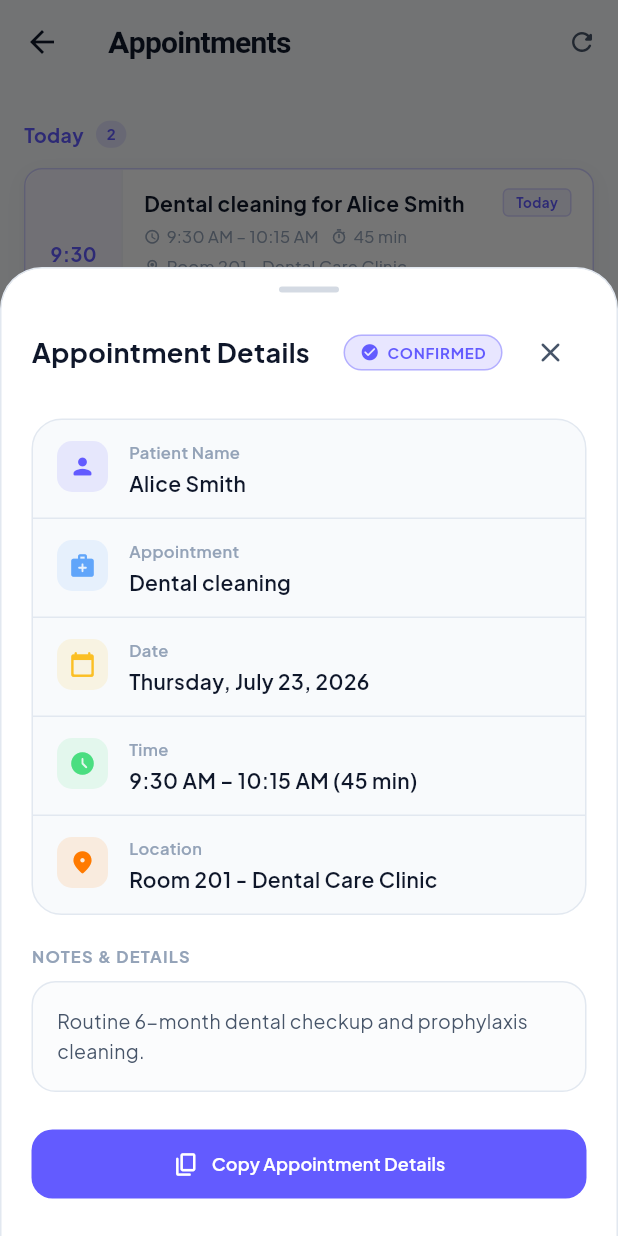
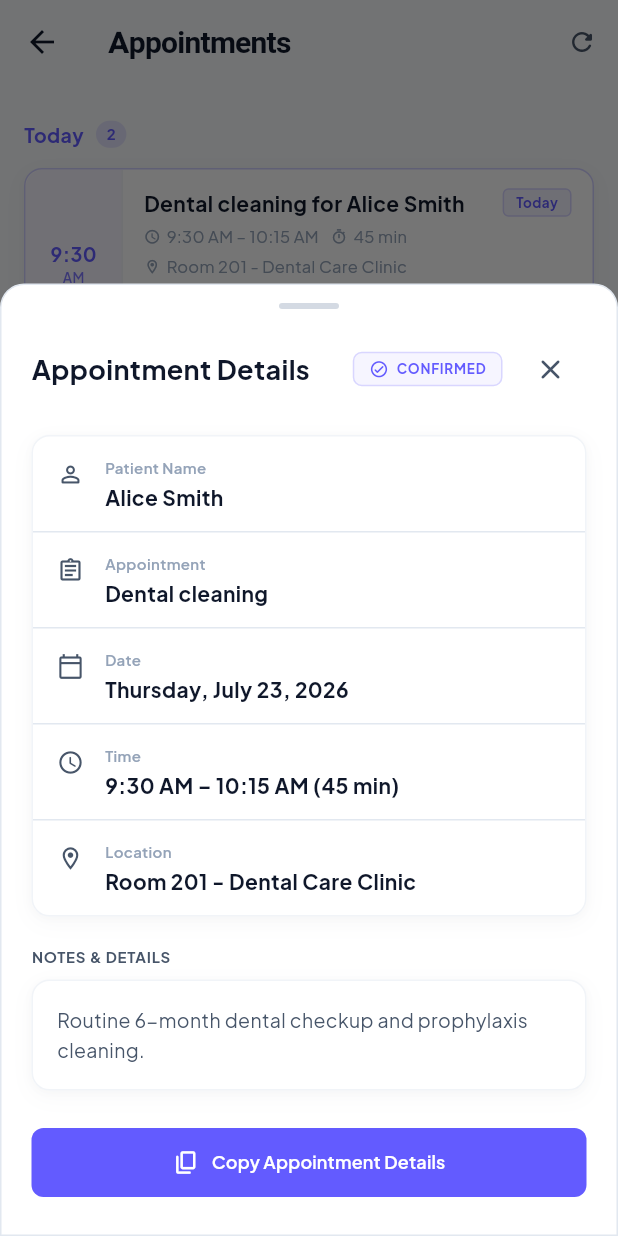
Before and after one commit to Justtoworkout/AVA, a Flutter app: the AppointmentsScreen screen opened directly, after a tap on an icon or button, on a phone screen of 412 x 824 dp. Run offline on Flutter 3.47's test engine with Material 3 defaults, Android fonts, the light colour scheme and no system bars; our stand-ins replace cloud_firestore, firebase_core, google_fonts, just_audio, shimmer; accounts and stored records are empty; network calls fail.

Commit message:
design: Redesign appointment details sheet into Stripe theme, and format recent calls relative timestamps

```diff
--- a/lib/screens/dashboard_screen.dart
+++ b/lib/screens/dashboard_screen.dart
@@ -514,6 +514,18 @@ class _RecentCallRow extends StatelessWidget {
   final CallRecord call;
   const _RecentCallRow({required this.call});
 
+  String _formatDateTime(DateTime dt) {
+    final now = DateTime.now();
+    if (dt.year == now.year && dt.month == now.month && dt.day == now.day) {
+      return DateFormat('h:mm a').format(dt);
+    }
+    final yesterday = now.subtract(const Duration(days: 1));
+    if (dt.year == yesterday.year && dt.month == yesterday.month && dt.day == yesterday.day) {
+      return 'Yesterday · ${DateFormat('h:mm a').format(dt)}';
+    }
+    return DateFormat('MMM d · h:mm a').format(dt);
+  }
+
   @override
   Widget build(BuildContext context) {
     final color = AppTheme.outcomeColor(call.outcome);
@@ -549,7 +561,7 @@ class _RecentCallRow extends StatelessWidget {
             ),
           ),
           Text(
-            DateFormat('h:mm a').format(call.timestamp),
+            _formatDateTime(call.timestamp),
             style: const TextStyle(
               color: AppTheme.textSecondary,
               fontSize: 11,
--- a/lib/widgets/appointment_detail_sheet.dart
+++ b/lib/widgets/appointment_detail_sheet.dart
@@ -52,18 +52,17 @@ class AppointmentDetailSheet extends StatelessWidget {
         ? 'All day event'
         : '${DateFormat('h:mm a').format(appt.start)} – ${DateFormat('h:mm a').format(appt.end)}';
 
+    final isConfirmed = appt.status.toLowerCase() == 'confirmed';
+    final statusColor = isConfirmed ? AppTheme.accent : AppTheme.alert;
+
     return Container(
       constraints: BoxConstraints(
         maxHeight: MediaQuery.of(context).size.height * 0.88,
       ),
-      decoration: const BoxDecoration(
-        color: AppTheme.surfaceCard,
-        borderRadius: BorderRadius.vertical(top: Radius.circular(28)),
-        border: Border(
-          top: BorderSide(color: AppTheme.border, width: 1),
-          left: BorderSide(color: AppTheme.border, width: 1),
-          right: BorderSide(color: AppTheme.border, width: 1),
-        ),
+      decoration: BoxDecoration(
+        color: AppTheme.surface,
+        borderRadius: const BorderRadius.vertical(top: Radius.circular(16)), // Clean modern top corners
+        border: Border.all(color: AppTheme.line, width: 1),
       ),
       child: SafeArea(
         child: SingleChildScrollView(
@@ -98,29 +97,26 @@ class AppointmentDetailSheet extends StatelessWidget {
                   ),
                   const Spacer(),
                   Container(
-                    padding:
-                        const EdgeInsets.symmetric(horizontal: 10, vertical: 4),
+                    padding: const EdgeInsets.symmetric(horizontal: 10, vertical: 4),
                     decoration: BoxDecoration(
-                      color: AppTheme.booked.withValues(alpha: 0.15),
-                      borderRadius: BorderRadius.circular(20),
-                      border: Border.all(
-                        color: AppTheme.booked.withValues(alpha: 0.4),
-                      ),
+                      color: statusColor.withValues(alpha: 0.06),
+                      borderRadius: BorderRadius.circular(6), // Segmented corners
+                      border: Border.all(color: statusColor.withValues(alpha: 0.2)),
                     ),
                     child: Row(
                       mainAxisSize: MainAxisSize.min,
                       children: [
-                        const Icon(
-                          Icons.check_circle_rounded,
+                        Icon(
+                          isConfirmed ? Icons.check_circle_outline_rounded : Icons.highlight_off_rounded,
                           size: 13,
-                          color: AppTheme.booked,
+                          color: statusColor,
                         ),
                         const SizedBox(width: 5),
                         Text(
                           appt.status.toUpperCase(),
-                          style: const TextStyle(
-                            color: AppTheme.booked,
-                            fontSize: 10,
+                          style: TextStyle(
+                            color: statusColor,
+                            fontSize: 9,
                             fontWeight: FontWeight.w700,
                             letterSpacing: 0.5,
                           ),
@@ -140,29 +136,27 @@ class AppointmentDetailSheet extends StatelessWidget {
               ),
               const SizedBox(height: 20),
 
-              // Structured Info Container
+              // Structured Info Container (Stripe-Style Soft Shadow Card)
               Container(
                 decoration: BoxDecoration(
-                  color: AppTheme.surfaceElevated.withValues(alpha: 0.5),
-                  borderRadius: BorderRadius.circular(20),
-                  border: Border.all(color: AppTheme.border),
+                  color: AppTheme.surface,
+                  borderRadius: BorderRadius.circular(12),
+                  boxShadow: AppTheme.cardShadow,
+                  border: Border.all(color: AppTheme.line.withValues(alpha: 0.5)),
                 ),
                 child: Column(
                   children: [
                     // Patient Name
                     _InfoRow(
-                      icon: Icons.person_rounded,
-                      iconColor: AppTheme.primary,
+                      icon: Icons.person_outline_rounded,
                       label: 'Patient Name',
                       value: patientName,
-                      isFirst: true,
                     ),
                     const Divider(height: 1),
 
                     // Service / Purpose
                     _InfoRow(
-                      icon: Icons.medical_services_rounded,
-                      iconColor: const Color(0xFF60A5FA),
+                      icon: Icons.assignment_outlined,
                       label: 'Appointment',
                       value: serviceType,
                     ),
@@ -170,8 +164,7 @@ class AppointmentDetailSheet extends StatelessWidget {
 
                     // Date
                     _InfoRow(
-                      icon: Icons.calendar_today_rounded,
-                      iconColor: const Color(0xFFFBBF24),
+                      icon: Icons.calendar_today_outlined,
                       label: 'Date',
                       value: dateStr,
                     ),
@@ -179,8 +172,7 @@ class AppointmentDetailSheet extends StatelessWidget {
 
                     // Time & Duration
                     _InfoRow(
-                      icon: Icons.access_time_filled_rounded,
-                      iconColor: const Color(0xFF4ADE80),
+                      icon: Icons.access_time_rounded,
                       label: 'Time',
                       value: '$timeStr (${appt.durationLabel})',
                     ),
@@ -188,14 +180,11 @@ class AppointmentDetailSheet extends StatelessWidget {
 
                     // Location
                     _InfoRow(
-                      icon: Icons.location_on_rounded,
-                      iconColor: const Color(0xFFFF7A00),
+                      icon: Icons.location_on_outlined,
                       label: 'Location',
-                      value: (appt.location != null &&
-                              appt.location!.trim().isNotEmpty)
+                      value: (appt.location != null && appt.location!.trim().isNotEmpty)
                           ? appt.location!
                           : 'Main Hospital Clinic / Desk',
-                      isLast: true,
                     ),
                   ],
                 ),
@@ -206,10 +195,10 @@ class AppointmentDetailSheet extends StatelessWidget {
               const Text(
                 'NOTES & DETAILS',
                 style: TextStyle(
-                  color: AppTheme.textMuted,
-                  fontSize: 11,
+                  color: AppTheme.textSecondary,
+                  fontSize: 10,
                   fontWeight: FontWeight.w700,
-                  letterSpacing: 0.8,
+                  letterSpacing: 0.5,
                 ),
               ),
               const SizedBox(height: 8),
@@ -217,13 +206,13 @@ class AppointmentDetailSheet extends StatelessWidget {
                 width: double.infinity,
                 padding: const EdgeInsets.all(16),
                 decoration: BoxDecoration(
-                  color: AppTheme.surfaceElevated.withValues(alpha: 0.3),
-                  borderRadius: BorderRadius.circular(16),
-                  border: Border.all(color: AppTheme.border),
+                  color: AppTheme.surface,
+                  borderRadius: BorderRadius.circular(12),
+                  boxShadow: AppTheme.cardShadow,
+                  border: Border.all(color: AppTheme.line.withValues(alpha: 0.5)),
                 ),
                 child: Text(
-                  (appt.description != null &&
-                          appt.description!.trim().isNotEmpty)
+                  (appt.description != null && appt.description!.trim().isNotEmpty)
                       ? appt.description!
                       : 'Booked via AVA Voice AI Companion. Synced directly with Google Calendar.',
                   style: const TextStyle(
@@ -235,7 +224,7 @@ class AppointmentDetailSheet extends StatelessWidget {
               ),
               const SizedBox(height: 24),
 
-              // Copy Details Action Button
+              // Copy Details Action Button (Stripe Indigo Solid Styling)
               SizedBox(
                 width: double.infinity,
                 child: ElevatedButton.icon(
@@ -251,12 +240,14 @@ Status: ${appt.status}
                     Clipboard.setData(ClipboardData(text: text));
                     ScaffoldMessenger.of(context).showSnackBar(
                       SnackBar(
-                        content:
-                            const Text('Appointment details copied to clipboard'),
-                        backgroundColor: AppTheme.surfaceElevated,
+                        content: const Text(
+                          'Appointment details copied to clipboard',
+                          style: TextStyle(color: Colors.white),
+                        ),
+                        backgroundColor: AppTheme.ink,
                         behavior: SnackBarBehavior.floating,
                         shape: RoundedRectangleBorder(
-                          borderRadius: BorderRadius.circular(10),
+                          borderRadius: BorderRadius.circular(8),
                         ),
                       ),
                     );
@@ -269,7 +260,7 @@ Status: ${appt.status}
                     foregroundColor: Colors.white,
                     padding: const EdgeInsets.symmetric(vertical: 14),
                     shape: RoundedRectangleBorder(
-                      borderRadius: BorderRadius.circular(14),
+                      borderRadius: BorderRadius.circular(8), // Aligned to token corners
                     ),
                     elevation: 0,
                   ),
@@ -285,19 +276,13 @@ Status: ${appt.status}
 
 class _InfoRow extends StatelessWidget {
   final IconData icon;
-  final Color iconColor;
   final String label;
   final String value;
-  final bool isFirst;
-  final bool isLast;
 
   const _InfoRow({
     required this.icon,
-    required this.iconColor,
     required this.label,
     required this.value,
-    this.isFirst = false,
-    this.isLast = false,
   });
 
   @override
@@ -307,13 +292,10 @@ class _InfoRow extends StatelessWidget {
       child: Row(
         crossAxisAlignment: CrossAxisAlignment.start,
         children: [
-          Container(
-            padding: const EdgeInsets.all(8),
-            decoration: BoxDecoration(
-              color: iconColor.withValues(alpha: 0.12),
-              borderRadius: BorderRadius.circular(10),
-            ),
-            child: Icon(icon, color: iconColor, size: 18),
+          // Elegant inline icon in Stripe style: neutral and quiet
+          Padding(
+            padding: const EdgeInsets.only(top: 2),
+            child: Icon(icon, color: AppTheme.textSecondary, size: 18),
           ),
           const SizedBox(width: 14),
           Expanded(
@@ -324,7 +306,7 @@ class _InfoRow extends StatelessWidget {
                   label,
                   style: const TextStyle(
                     color: AppTheme.textMuted,
-                    fontSize: 11,
+                    fontSize: 10,
                     fontWeight: FontWeight.w600,
                   ),
                 ),
@@ -334,7 +316,7 @@ class _InfoRow extends StatelessWidget {
                   style: const TextStyle(
                     color: AppTheme.textPrimary,
                     fontSize: 14,
-                    fontWeight: FontWeight.w600,
+                    fontWeight: FontWeight.w700,
                     height: 1.3,
                   ),
                 ),
```
